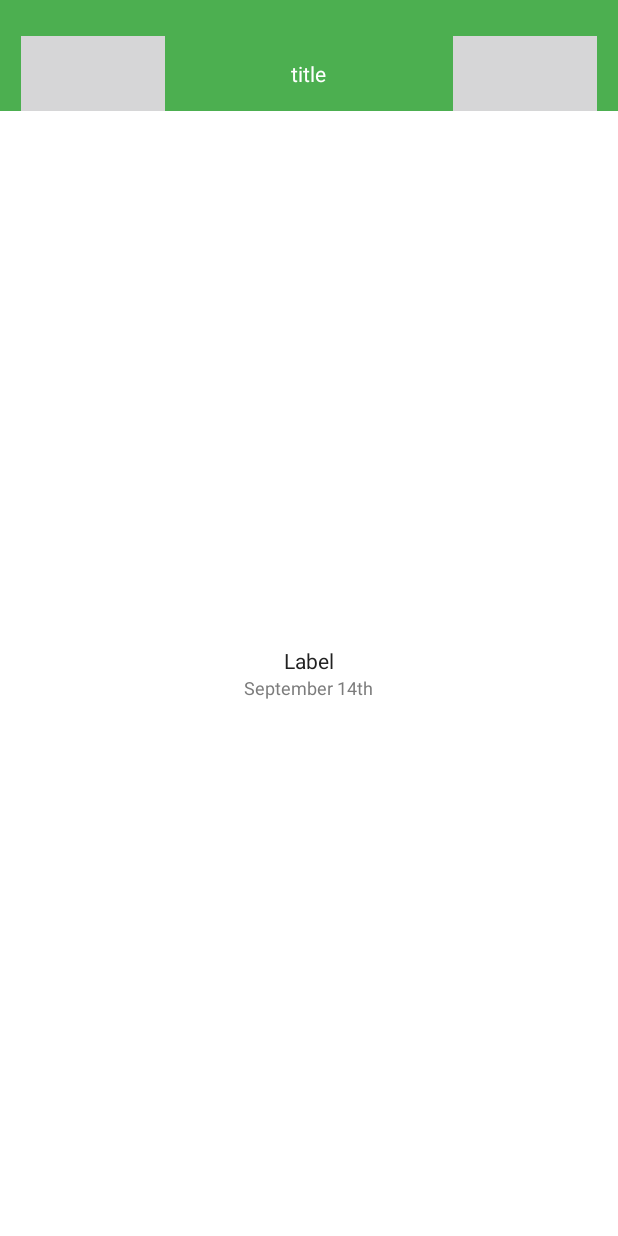
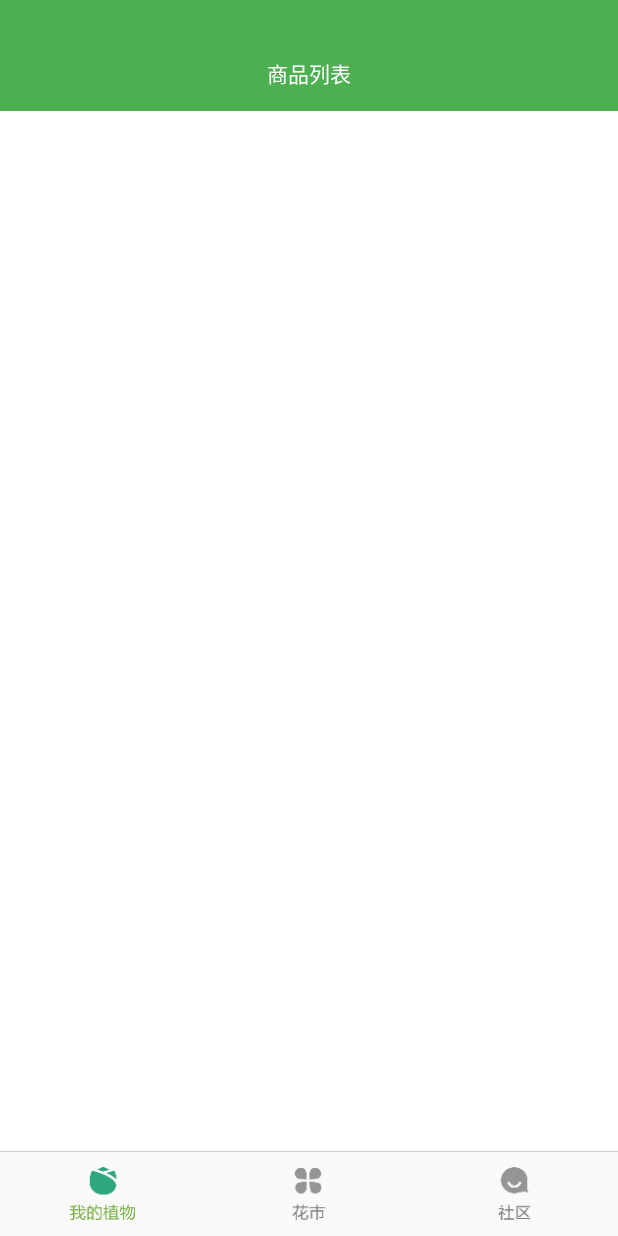
Before and after one commit to BytesZero/Hackathon, an Android app: the screen it shows after launch (MainActivity), on a phone screen of 412 x 824 dp. Run offline under Robolectric (Android 15) with nearby library versions, the phone set to English and light mode, and no system bars; libraries missing offline, so code that uses them is left out: com.orhanobut.logger, in.srain.cube; 6 statements that could not run were skipped.

Commit message:
整体框架搭建完毕

```diff
--- a/app/build.gradle
+++ b/app/build.gradle
@@ -22,6 +22,8 @@ android {
 dependencies {
     compile fileTree(include: ['*.jar'], dir: 'libs')
     compile project(':zsl_common')
+    //下拉刷新
+    compile 'in.srain.cube:ultra-ptr:1.0.10'
     compile 'com.orhanobut:logger:1.11'
     //dialog
     compile('com.afollestad.material-dialogs:core:0.8.1.0@aar') {
--- a/app/src/main/java/com/segmentfault/hackathon/MainActivity.java
+++ b/app/src/main/java/com/segmentfault/hackathon/MainActivity.java
@@ -1,19 +1,38 @@
 package com.segmentfault.hackathon;
 
+import android.content.Intent;
 import android.os.Bundle;
+import android.support.v4.app.Fragment;
+import android.support.v4.app.FragmentActivity;
+import android.support.v4.app.FragmentPagerAdapter;
+import android.support.v4.view.ViewPager;
 import android.view.View;
 import android.widget.ImageView;
-import android.widget.TextView;
 
-import com.huahuacaocao.hhcc_common.base.BaseActivity;
-import com.segmentfault.hackathon.activitys.AAAActivity;
+import com.segmentfault.hackathon.fragment.BbsFragment;
+import com.segmentfault.hackathon.fragment.MyPlantFragment;
+import com.segmentfault.hackathon.fragment.ShopFragment;
 
-public class MainActivity extends BaseActivity {
+import java.util.ArrayList;
+import java.util.List;
+
+public class MainActivity extends FragmentActivity {
+
+    private static MainActivity mainActivity;
+
+    //initView
+    private ViewPager mViewPager;
+    private ImageView tab_img_my_plant, tab_img_shop, tab_img_bbs;
+    //initData
+    ImageView[] tabs;
+    List<Fragment> fTabs = new ArrayList<Fragment>();
+    private FragmentPagerAdapter mAdapter;
 
     @Override
     protected void onCreate(Bundle savedInstanceState) {
         super.onCreate(savedInstanceState);
-        setContentView(R.layout.activity_aaa);
+        setContentView(R.layout.activity_main);
+
         initTitleBar();
         initView();
         initEvent();
@@ -21,56 +40,147 @@ public class MainActivity extends BaseActivity {
     }
 
     /**
-     * 初始化titlebar
+     * 初始化TitleBar
      */
     private void initTitleBar() {
-        setTitleBarPadding(findViewById(R.id.title_bar));
-        // 设置返回按钮
-        findViewById(R.id.title_bar_return).setOnClickListener(
-                new View.OnClickListener() {
 
-                    @Override
-                    public void onClick(View v) {
-                        finish();
-                    }
-                });
-        // 设置Title
-        ((TextView) findViewById(R.id.title_bar_title)).setText("title");
-
-        // 设置返回按钮
-        ImageView titlebar_iv_more= (ImageView) findViewById(R.id.title_bar_more);
-        titlebar_iv_more.setVisibility(View.VISIBLE);
-        titlebar_iv_more.setOnClickListener(
-                new View.OnClickListener() {
-
-                    @Override
-                    public void onClick(View v) {
-                        baseStartActivity(AAAActivity.class);
-                    }
-                });
     }
 
     /**
-     * 初始化view
+     * 初始化View
      */
     private void initView() {
-
+        mViewPager = (ViewPager) findViewById(R.id.main_viewpager);
+        //设置缓存页数
+        mViewPager.setOffscreenPageLimit(2);
+        initTab();
     }
 
     /**
      * 初始化事件
      */
     private void initEvent() {
+        //viewpager的滑动事件的监听
+        mViewPager.addOnPageChangeListener(new ViewPager.OnPageChangeListener() {
+            @Override
+            public void onPageScrolled(int position, float positionOffset, int positionOffsetPixels) {
 
+            }
+
+            @Override
+            public void onPageSelected(int position) {
+                selectedTab(position);
+            }
+
+            @Override
+            public void onPageScrollStateChanged(int state) {
+
+            }
+        });
+
+        tab_img_my_plant.setOnClickListener(new View.OnClickListener() {
+            @Override
+            public void onClick(View v) {
+                selectedTab(0);
+            }
+        });
+
+        tab_img_shop.setOnClickListener(new View.OnClickListener() {
+            @Override
+            public void onClick(View v) {
+                selectedTab(1);
+            }
+        });
+
+        tab_img_bbs.setOnClickListener(new View.OnClickListener() {
+            @Override
+            public void onClick(View v) {
+                selectedTab(2);
+            }
+        });
     }
 
     /**
-     *  初始化数据
+     * 初始化数据
      */
     private void initData() {
+        mainActivity=this;
 
+        fTabs.add(new MyPlantFragment());
+        fTabs.add(new ShopFragment());
+        fTabs.add(new BbsFragment());
+        mAdapter = new FragmentPagerAdapter(getSupportFragmentManager()) {
+
+            @Override
+            public int getCount() {
+                return fTabs.size();
+            }
+
+            @Override
+            public Fragment getItem(int position) {
+                return fTabs.get(position);
+            }
+        };
+        mViewPager.setAdapter(mAdapter);
     }
 
 
+    /**
+     * 初始化Tab
+     */
+    void initTab() {
+        tab_img_my_plant = (ImageView) findViewById(R.id.tab_img_my_plant);
+        tab_img_shop = (ImageView) findViewById(R.id.tab_img_shop);
+        tab_img_bbs = (ImageView) findViewById(R.id.tab_img_bbs);
+        tabs = new ImageView[3];
+        tabs[0] = tab_img_my_plant;
+        tabs[1] = tab_img_shop;
+        tabs[2] = tab_img_bbs;
+        tabs[0].setSelected(true);
+    }
+
+    /**
+     * 设置选中
+     *
+     * @param select
+     */
+    private void selectedTab(int select) {
+        for (int i = 0; i < 3; i++) {
+            if (i == select) {
+                tabs[i].setSelected(true);
+                mViewPager.setCurrentItem(select, true);
+            } else {
+                tabs[i].setSelected(false);
+            }
+        }
+    }
+
+    @Override
+    protected void onDestroy() {
+        super.onDestroy();
+    }
+
+    @Override
+    protected void onActivityResult(int requestCode, int resultCode, Intent data) {
+    }
+
+    /**
+     * 监听返回键
+     * 如果在第一个选项卡退出，否则选中第一个选项卡
+     */
+
+    @Override
+    public void onBackPressed() {
+        if (mViewPager.getCurrentItem() == 0) {
+            super.onBackPressed();
+        }else{
+            selectedTab(0);
+        }
+    }
+
+
+    public static MainActivity getInstance(){
+        return mainActivity;
+    }
 
 }
--- /dev/null
+++ b/app/src/main/java/com/segmentfault/hackathon/fragment/BbsFragment.java
@@ -0,0 +1,83 @@
+package com.segmentfault.hackathon.fragment;
+
+import android.os.Bundle;
+import android.view.LayoutInflater;
+import android.view.View;
+import android.view.ViewGroup;
+import android.webkit.WebView;
+import android.widget.TextView;
+
+import com.huahuacaocao.hhcc_common.base.BaseFragment;
+import com.segmentfault.hackathon.R;
+import com.segmentfault.hackathon.utils.ViewUtils;
+
+import in.srain.cube.views.ptr.PtrClassicFrameLayout;
+import in.srain.cube.views.ptr.PtrDefaultHandler;
+import in.srain.cube.views.ptr.PtrFrameLayout;
+import in.srain.cube.views.ptr.PtrHandler;
+
+public class BbsFragment extends BaseFragment {
+
+    WebView wv_bbs;
+
+    PtrClassicFrameLayout ptr_bbs;
+
+	@Override
+	public View onCreateView(LayoutInflater inflater, ViewGroup container,
+							 Bundle savedInstanceState) {
+		return inflater.inflate(R.layout.fragment_bbs, container, false);
+	}
+
+	@Override
+	public void onViewCreated(View view, Bundle savedInstanceState) {
+		super.onViewCreated(view, savedInstanceState);
+		initTitlebar();
+        wv_bbs= (WebView) mView.findViewById(R.id.bbs_wv_bbs);
+        ViewUtils.setWebView(wv_bbs, "http://bbs.xiaomi.cn/");
+
+        ptr_bbs= (PtrClassicFrameLayout) mView.findViewById(R.id.bbs_ptr_bbs);
+	}
+    @Override
+    public void onActivityCreated(Bundle savedInstanceState) {
+        super.onActivityCreated(savedInstanceState);
+
+        initData();
+    }
+
+    public void initData() {
+        //设置下拉刷新
+        ptr_bbs.setLastUpdateTimeRelateObject(this);
+        ptr_bbs.setPtrHandler(new PtrHandler() {
+            @Override
+            public boolean checkCanDoRefresh(PtrFrameLayout ptrFrameLayout, View view, View view1) {
+                return PtrDefaultHandler.checkContentCanBePulledDown(ptrFrameLayout, view, view1);
+            }
+
+            @Override
+            public void onRefreshBegin(PtrFrameLayout ptrFrameLayout) {
+                //设置更新数据
+                updateData();
+            }
+        });
+    }
+
+    //更新数据
+    private void updateData() {
+        ptr_bbs.postDelayed(new Runnable() {
+            @Override
+            public void run() {
+                wv_bbs.reload();
+                ptr_bbs.refreshComplete();
+            }
+        }, 500);
+    }
+    // 初始化titilebar
+    private void initTitlebar() {
+        // titlebar
+        setTitleBarPadding(mView.findViewById(R.id.title_bar));
+        // 设置返回按钮
+        mView.findViewById(R.id.title_bar_return).setVisibility(View.GONE);
+        // 设置Title
+        ((TextView) mView.findViewById(R.id.title_bar_title)).setText("社区");
+    }
+}
--- /dev/null
+++ b/app/src/main/java/com/segmentfault/hackathon/fragment/MyPlantFragment.java
@@ -0,0 +1,56 @@
+package com.segmentfault.hackathon.fragment;
+
+import android.os.Bundle;
+import android.view.LayoutInflater;
+import android.view.View;
+import android.view.ViewGroup;
+import android.widget.TextView;
+
+import com.huahuacaocao.hhcc_common.base.BaseFragment;
+import com.segmentfault.hackathon.R;
+
+public class MyPlantFragment extends BaseFragment {
+
+
+    @Override
+    public View onCreateView(LayoutInflater inflater, ViewGroup container,
+                             Bundle savedInstanceState) {
+        return inflater.inflate(R.layout.fragment_my_plant, container, false);
+    }
+
+    @Override
+    public void onViewCreated(View view, Bundle savedInstanceState) {
+        super.onViewCreated(view, savedInstanceState);
+        initTitlebar();
+        initView();
+    }
+
+    @Override
+    public void onActivityCreated(Bundle savedInstanceState) {
+        super.onActivityCreated(savedInstanceState);
+        initEvent();
+        initData();
+    }
+
+
+    // 初始化titilebar
+    private void initTitlebar() {
+        // titlebar
+        setTitleBarPadding(mView.findViewById(R.id.title_bar));
+        // 设置返回按钮
+        mView.findViewById(R.id.title_bar_return).setVisibility(View.GONE);
+        // 设置Title
+        ((TextView) mView.findViewById(R.id.title_bar_title)).setText("商品列表");
+    }
+
+    private void initView() {
+    }
+
+    private void initEvent() {
+    }
+
+    public void initData() {
+    }
+
+
+}
--- /dev/null
+++ b/app/src/main/java/com/segmentfault/hackathon/fragment/ShopFragment.java
@@ -0,0 +1,85 @@
+package com.segmentfault.hackathon.fragment;
+
+import android.os.Bundle;
+import android.view.LayoutInflater;
+import android.view.View;
+import android.view.ViewGroup;
+import android.webkit.WebView;
+import android.widget.TextView;
+
+import com.huahuacaocao.hhcc_common.base.BaseFragment;
+import com.segmentfault.hackathon.R;
+import com.segmentfault.hackathon.utils.ViewUtils;
+
+import in.srain.cube.views.ptr.PtrClassicFrameLayout;
+import in.srain.cube.views.ptr.PtrDefaultHandler;
+import in.srain.cube.views.ptr.PtrFrameLayout;
+import in.srain.cube.views.ptr.PtrHandler;
+
+public class ShopFragment extends BaseFragment {
+
+    WebView wv_shop;
+
+    PtrClassicFrameLayout ptr_shop;
+
+    @Override
+    public View onCreateView(LayoutInflater inflater, ViewGroup container,
+                             Bundle savedInstanceState) {
+        return inflater.inflate(R.layout.fragment_shop, container, false);
+    }
+
+    @Override
+    public void onViewCreated(View view, Bundle savedInstanceState) {
+        super.onViewCreated(view, savedInstanceState);
+        initTitlebar();
+        wv_shop = (WebView) mView.findViewById(R.id.shop_wv_shop);
+        ptr_shop = (PtrClassicFrameLayout) mView.findViewById(R.id.shop_ptr_shop);
+        ViewUtils.setWebView(wv_shop, "http://weidian.com/s/338590780");
+
+    }
+
+    @Override
+    public void onActivityCreated(Bundle savedInstanceState) {
+        super.onActivityCreated(savedInstanceState);
+
+        initData();
+    }
+
+    public void initData() {
+        //设置下拉刷新
+        ptr_shop.setLastUpdateTimeRelateObject(this);
+        ptr_shop.setPtrHandler(new PtrHandler() {
+            @Override
+            public boolean checkCanDoRefresh(PtrFrameLayout ptrFrameLayout, View view, View view1) {
+                return PtrDefaultHandler.checkContentCanBePulledDown(ptrFrameLayout, view, view1);
+            }
+
+            @Override
+            public void onRefreshBegin(PtrFrameLayout ptrFrameLayout) {
+                //设置更新数据
+                updateData();
+            }
+        });
+    }
+
+    //更新数据
+    private void updateData() {
+        ptr_shop.postDelayed(new Runnable() {
+            @Override
+            public void run() {
+                wv_shop.reload();
+                ptr_shop.refreshComplete();
+            }
+        }, 500);
+    }
+
+    // 初始化titilebar
+    private void initTitlebar() {
+        // titlebar
+        setTitleBarPadding(mView.findViewById(R.id.title_bar));
+        // 设置返回按钮
+        mView.findViewById(R.id.title_bar_return).setVisibility(View.GONE);
+        // 设置Title
+        ((TextView) mView.findViewById(R.id.title_bar_title)).setText("商城");
+    }
+}
--- /dev/null
+++ b/app/src/main/java/com/segmentfault/hackathon/utils/ViewUtils.java
@@ -0,0 +1,46 @@
+package com.segmentfault.hackathon.utils;
+
+import android.text.TextUtils;
+import android.webkit.WebSettings;
+import android.webkit.WebView;
+import android.webkit.WebViewClient;
+
+import com.orhanobut.logger.Logger;
+
+/**
+ * 控件的工具类
+ * @author zsl
+ *
+ */
+public class ViewUtils {
+
+
+    /**
+     * 设置webview
+     * @param webView
+     * @param url
+     */
+    public static void setWebView(WebView webView,String url){
+        if (!TextUtils.isEmpty(url)) {
+            if (webView!=null) {
+                webView.loadUrl(url + "");
+                //开启javascript
+                WebSettings webSettings = webView.getSettings();
+                webSettings.setJavaScriptEnabled(true);
+                webSettings.setAppCacheEnabled(true);
+                //控制在webview中打开所有链接
+                webView.setWebViewClient(new WebViewClient() {
+                    @Override
+                    public void onReceivedError(WebView view, int errorCode, String description, String failingUrl) {
+                        String data = "<div style='text-align: center;'>加载失败<br/>请下拉刷新</div>";
+                        view.loadUrl("javascript:document.body.innerHTML=\"" + data + "\"");
+                    }
+                });
+            }else{
+                Logger.e("setWebView的 webView 不能为空");
+            }
+        }else{
+            Logger.e("setWebView的 url 不能为空");
+        }
+    }
+}
--- /dev/null
+++ b/app/src/main/res/drawable/tab_bbs.xml
@@ -0,0 +1,6 @@
+<?xml version="1.0" encoding="utf-8"?>
+<selector xmlns:android="http://schemas.android.com/apk/res/android">
+    <item android:drawable="@mipmap/img_tab_bbs_pressed" android:state_pressed="true"/>
+    <item android:drawable="@mipmap/img_tab_bbs_pressed" android:state_selected="true"/>
+    <item android:drawable="@mipmap/img_tab_bbs"/>
+</selector>
--- /dev/null
+++ b/app/src/main/res/drawable/tab_my_plant.xml
@@ -0,0 +1,6 @@
+<?xml version="1.0" encoding="utf-8"?>
+<selector xmlns:android="http://schemas.android.com/apk/res/android">
+    <item android:drawable="@mipmap/img_tab_my_plant_pressed" android:state_pressed="true"/>
+    <item android:drawable="@mipmap/img_tab_my_plant_pressed" android:state_selected="true"/>
+    <item android:drawable="@mipmap/img_tab_my_plant"/>
+</selector>
--- /dev/null
+++ b/app/src/main/res/drawable/tab_shop.xml
@@ -0,0 +1,6 @@
+<?xml version="1.0" encoding="utf-8"?>
+<selector xmlns:android="http://schemas.android.com/apk/res/android">
+    <item android:drawable="@mipmap/img_tab_shop_pressed" android:state_pressed="true"/>
+    <item android:drawable="@mipmap/img_tab_shop_pressed" android:state_selected="true"/>
+    <item android:drawable="@mipmap/img_tab_shop"/>
+</selector>
--- a/app/src/main/res/layout/activity_main.xml
+++ b/app/src/main/res/layout/activity_main.xml
@@ -1,30 +1,35 @@
 <LinearLayout xmlns:android="http://schemas.android.com/apk/res/android"
               android:layout_width="match_parent"
               android:layout_height="match_parent"
-              android:background="@color/app_color"
-              android:orientation="vertical">
+              android:orientation="vertical" >
 
-    <include layout="@layout/layout_titlebar"/>
+    <android.support.v4.view.ViewPager
+        android:id="@+id/main_viewpager"
+        android:layout_width="match_parent"
+        android:layout_height="0dp"
+        android:layout_weight="1"
+        android:background="@color/app_color" >
+    </android.support.v4.view.ViewPager>
 
+    <include layout="@layout/line_fill"/>
     <LinearLayout
         android:layout_width="match_parent"
-        android:layout_height="match_parent"
-        android:background="@color/app_content_color"
-        android:orientation="vertical"
-        android:gravity="center">
+        android:layout_height="56dp"
+        android:orientation="horizontal" >
 
-        <TextView
-            android:layout_width="wrap_content"
-            android:layout_height="wrap_content"
-            android:text="Label"
-            android:textSize="@dimen/textsize_14"
-            android:textColor="@color/text_black_color"/>
+        <ImageView
+            android:id="@+id/tab_img_my_plant"
+            style="@style/MyTabStyle"
+            android:src="@drawable/tab_my_plant"/>
+        <ImageView
+            android:id="@+id/tab_img_shop"
+            style="@style/MyTabStyle"
+            android:src="@drawable/tab_shop"/>
+        <ImageView
+            android:id="@+id/tab_img_bbs"
+            style="@style/MyTabStyle"
+            android:src="@drawable/tab_bbs"/>
 
-        <TextView
-            android:layout_width="wrap_content"
-            android:layout_height="wrap_content"
-            android:text="September 14th"
-            android:textSize="@dimen/textsize_12"
-            android:textColor="@color/text_gary_color"/>
     </LinearLayout>
+
 </LinearLayout>
--- /dev/null
+++ b/app/src/main/res/layout/fragment_my_plant.xml
@@ -0,0 +1,19 @@
+<LinearLayout xmlns:android="http://schemas.android.com/apk/res/android"
+              android:layout_width="match_parent"
+              android:layout_height="match_parent"
+              android:background="@color/app_color"
+              android:orientation="vertical">
+
+    <include layout="@layout/layout_titlebar"/>
+
+    <LinearLayout
+        android:layout_width="match_parent"
+        android:layout_height="match_parent"
+        android:background="@color/app_content_color"
+        android:orientation="vertical">
+
+        <ListView
+            android:id="@+id/my_plant_lv_devices"
+            style="@style/ListViewStyle"/>
+    </LinearLayout>
+</LinearLayout>
--- a/app/src/main/res/values/styles.xml
+++ b/app/src/main/res/values/styles.xml
@@ -2,13 +2,38 @@
     <!-- Base application theme. -->
     <style name="AppTheme" parent="Theme.AppCompat.Light.NoActionBar">
         <!-- MD配置dialog-->
-        <!--<item name="md_title_color">@color/app_color</item>-->
-        <!--<item name="md_content_color">@color/text_gary_color</item>-->
-        <!--<item name="md_positive_color">@color/app_color</item>-->
-        <!--<item name="md_neutral_color">@color/app_color</item>-->
-        <!--<item name="md_negative_color">@color/app_color</item>-->
-        <!--<item name="md_widget_color">@color/app_color</item>-->
+        <item name="md_title_color">@color/app_color</item>
+        <item name="md_content_color">@color/text_gary_color</item>
+        <item name="md_positive_color">@color/app_color</item>
+        <item name="md_neutral_color">@color/app_color</item>
+        <item name="md_negative_color">@color/app_color</item>
+        <item name="md_widget_color">@color/app_color</item>
         <!-- MD配置dialog End-->
     </style>
 
+    <!-- Tab的样式-->
+    <style name="MyTabStyle">
+        <item name="android:layout_width">0dp</item>
+        <item name="android:layout_height">match_parent</item>
+        <item name="android:layout_weight">1</item>
+        <item name="android:layout_margin">@dimen/app_marge_10</item>
+    </style>
+
+    <!--  ListView的样式 -->
+    <style name="ListViewStyle">
+        <item name="android:layout_width">match_parent</item>
+        <item name="android:layout_height">wrap_content</item>
+        <item name="android:background">@color/app_content_color</item>
+        <item name="android:divider">@null</item>
+        <item name="android:dividerHeight">0dp</item>
+    </style>
+
+    <!-- 页面的背景统一样式 -->
+    <style name="PageContentStyle">
+        <item name="android:layout_width">match_parent</item>
+        <item name="android:layout_height">match_parent</item>
+        <item name="android:background">@color/app_content_color</item>
+        <item name="android:orientation">vertical</item>
+    </style>
+
 </resources>
```
Also changed, not shown: app/src/main/res/layout/fragment_bbs.xml (added, +30 -0 lines), app/src/main/res/layout/fragment_shop.xml (added, +30 -0 lines), app/src/main/res/mipmap-xxhdpi/img_tab_bbs.png (added), app/src/main/res/mipmap-xxhdpi/img_tab_bbs_pressed.png (added), app/src/main/res/mipmap-xxhdpi/img_tab_my_plant.png (added), app/src/main/res/mipmap-xxhdpi/img_tab_my_plant_pressed.png (added), app/src/main/res/mipmap-xxhdpi/img_tab_shop.png (added), app/src/main/res/mipmap-xxhdpi/img_tab_shop_pressed.png (added), 2 other files.
